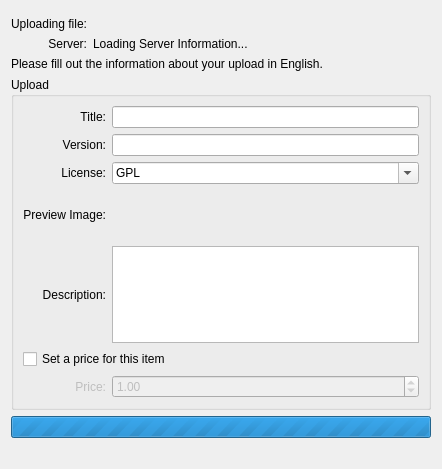
KDE/kdelibs, file knewstuff/knewstuff3/uploaddialog.ui: the form before one commit.
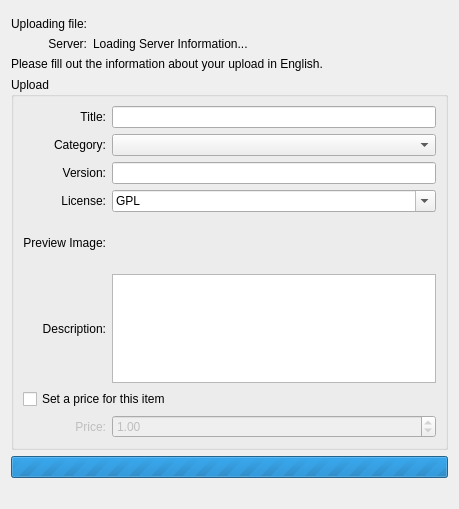
The form after the commit. Custom widgets are drawn as their Qt base class.

Commit message: make it possible to select from different categories in upload dialog improve error messages, make sure file exists before trying to upload it

```diff
--- a/knewstuff/knewstuff3/uploaddialog.ui
+++ b/knewstuff/knewstuff3/uploaddialog.ui
@@ -6,8 +6,8 @@
    <rect>
     <x>0</x>
     <y>0</y>
-    <width>442</width>
-    <height>469</height>
+    <width>459</width>
+    <height>509</height>
    </rect>
   </property>
   <property name="windowTitle">
@@ -121,7 +121,7 @@
         </property>
        </widget>
       </item>
-      <item row="1" column="0">
+      <item row="2" column="0">
        <widget class="QLabel" name="label_5">
         <property name="text">
          <string>Version:</string>
@@ -134,10 +134,10 @@
         </property>
        </widget>
       </item>
-      <item row="1" column="1" colspan="2">
+      <item row="2" column="1" colspan="2">
        <widget class="KLineEdit" name="mVersionEdit"/>
       </item>
-      <item row="2" column="0">
+      <item row="3" column="0">
        <widget class="QLabel" name="label_6">
         <property name="text">
          <string>License:</string>
@@ -150,7 +150,7 @@
         </property>
        </widget>
       </item>
-      <item row="2" column="1" colspan="2">
+      <item row="3" column="1" colspan="2">
        <widget class="KComboBox" name="mLicenseCombo">
         <property name="editable">
          <bool>true</bool>
@@ -172,7 +172,7 @@
         </item>
        </widget>
       </item>
-      <item row="3" column="0">
+      <item row="4" column="0">
        <widget class="QLabel" name="label_7">
         <property name="text">
          <string>Preview Image:</string>
@@ -188,7 +188,7 @@
       <item row="3" column="1">
        <widget class="KUrlRequester" name="mPreviewUrl"/>
       </item>
-      <item row="4" column="0">
+      <item row="5" column="0">
        <widget class="QLabel" name="label_8">
         <property name="text">
          <string>Description:</string>
@@ -201,10 +201,10 @@
         </property>
        </widget>
       </item>
-      <item row="4" column="1" colspan="2">
+      <item row="5" column="1" colspan="2">
        <widget class="KTextEdit" name="mSummaryEdit"/>
       </item>
-      <item row="3" column="2">
+      <item row="4" column="2">
        <widget class="QLabel" name="mImagePreview">
         <property name="sizePolicy">
          <sizepolicy hsizetype="Preferred" vsizetype="Preferred">
@@ -226,14 +226,14 @@
         </property>
        </widget>
       </item>
-      <item row="5" column="0" colspan="3">
+      <item row="6" column="0" colspan="3">
        <widget class="QCheckBox" name="priceCheckBox">
         <property name="text">
          <string>Set a price for this item</string>
         </property>
        </widget>
       </item>
-      <item row="6" column="1" colspan="2">
+      <item row="7" column="1" colspan="2">
        <widget class="QDoubleSpinBox" name="priceSpinBox">
         <property name="enabled">
          <bool>false</bool>
@@ -246,7 +246,7 @@
         </property>
        </widget>
       </item>
-      <item row="6" column="0">
+      <item row="7" column="0">
        <widget class="QLabel" name="priceLabel">
         <property name="enabled">
          <bool>false</bool>
@@ -259,6 +259,28 @@
         </property>
        </widget>
       </item>
+      <item row="1" column="0">
+       <widget class="QLabel" name="mCategoryLabel">
+        <property name="toolTip">
+         <string/>
+        </property>
+        <property name="whatsThis">
+         <string/>
+        </property>
+        <property name="text">
+         <string>Category:</string>
+        </property>
+        <property name="alignment">
+         <set>Qt::AlignRight|Qt::AlignTrailing|Qt::AlignVCenter</set>
+        </property>
+        <property name="buddy">
+         <cstring>mNameEdit</cstring>
+        </property>
+       </widget>
+      </item>
+      <item row="1" column="1" colspan="2">
+       <widget class="KComboBox" name="mCategoryCombo"/>
+      </item>
      </layout>
     </widget>
    </item>
@@ -268,7 +290,7 @@
       <number>0</number>
      </property>
      <property name="value">
-      <number>127169</number>
+      <number>130457</number>
      </property>
     </widget>
    </item>
```
Left out of the diff: 2 changed lines with no effect on the pictures. The commit also changes 2 other files.
